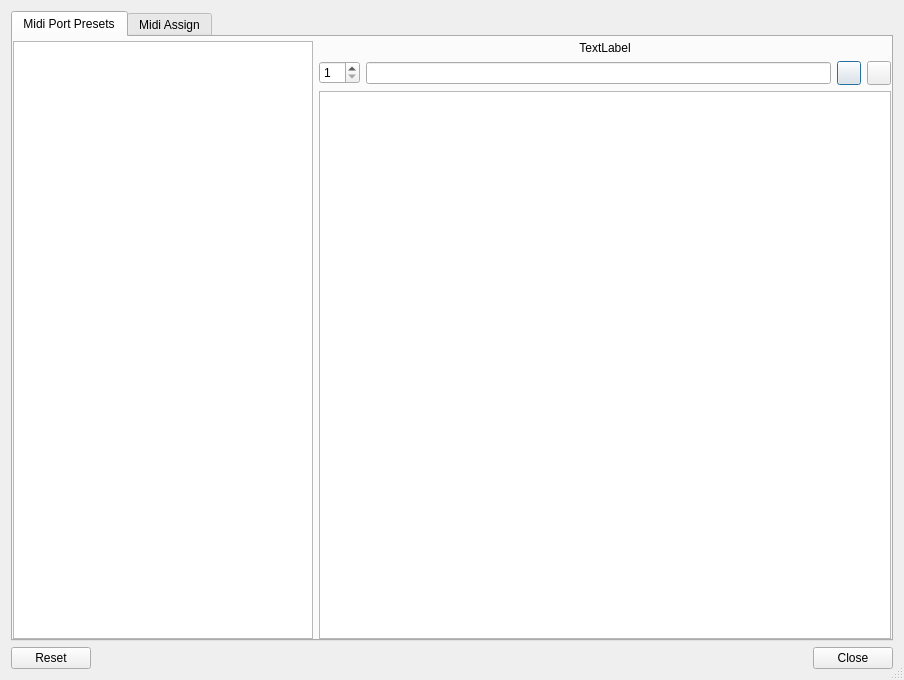
The window that oom/widgets/midiassignbase.ui (ccherrett/oom) describes before a commit, drawn with Qt 5.
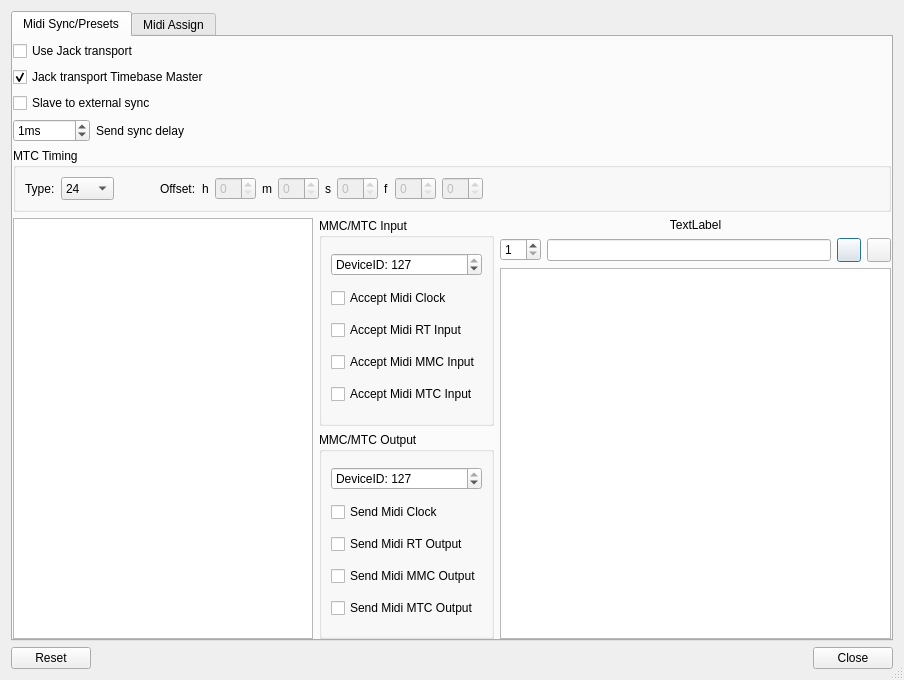
The same window after the commit. The open tabs and pages were chosen to show the change.

Commit message: Moving midi sync data into the midi preset tab, moved hex2string/string2hex to utils.h for global access

```diff
--- a/oom/widgets/midiassignbase.ui
+++ b/oom/widgets/midiassignbase.ui
@@ -24,9 +24,9 @@
      </property>
      <widget class="QWidget" name="midiPortTab">
       <attribute name="title">
-       <string>Midi Port Presets</string>
+       <string>Midi Sync/Presets</string>
       </attribute>
-      <layout class="QHBoxLayout" name="horizontalLayout_4" stretch="1,2">
+      <layout class="QVBoxLayout" name="verticalLayout_8" stretch="1">
        <property name="leftMargin">
         <number>0</number>
        </property>
@@ -37,6 +37,361 @@
         <number>0</number>
        </property>
        <property name="bottomMargin">
+        <number>0</number>
+       </property>
+       <item>
+        <layout class="QVBoxLayout" name="verticalLayout_3">
+         <property name="leftMargin">
+          <number>0</number>
+         </property>
+         <item>
+          <layout class="QHBoxLayout" name="horizontalLayout_6">
+           <property name="topMargin">
+            <number>0</number>
+           </property>
+           <item>
+            <layout class="QVBoxLayout" name="verticalLayout_10">
+             <property name="topMargin">
+              <number>0</number>
+             </property>
+             <item>
+              <widget class="QCheckBox" name="useJackTransportCheckbox">
+               <property name="enabled">
+                <bool>true</bool>
+               </property>
+               <property name="toolTip">
+                <string>Send and receive Jack transport</string>
+               </property>
+               <property name="whatsThis">
+                <string>Send and receive Jack transport information,
+ including stop, start and position.</string>
+               </property>
+               <property name="text">
+                <string>Use Jack transport</string>
+               </property>
+               <property name="checked">
+                <bool>false</bool>
+               </property>
+              </widget>
+             </item>
+             <item>
+              <widget class="QCheckBox" name="jackTransportMasterCheckbox">
+               <property name="enabled">
+                <bool>true</bool>
+               </property>
+               <property name="toolTip">
+                <string>Make OOMidi the Jack transport Timebase Master</string>
+               </property>
+               <property name="whatsThis">
+                <string>Make OOMidi the Jack transport Timebase Master.
+Allows Jack to show time as 
+ OOMidi Bars, Beats, and Ticks. 
+OOMidi will try to become master, but other 
+ Jack clients can also take over later.
+You can always click here again for Master.</string>
+               </property>
+               <property name="text">
+                <string>Jack transport Timebase Master</string>
+               </property>
+               <property name="checked">
+                <bool>true</bool>
+               </property>
+              </widget>
+             </item>
+             <item>
+              <widget class="QCheckBox" name="extSyncCheckbox">
+               <property name="enabled">
+                <bool>true</bool>
+               </property>
+               <property name="toolTip">
+                <string>Control OOMidi timing by external midi clock or MTC sync</string>
+               </property>
+               <property name="whatsThis">
+                <string>When in slave mode, tempo is
+ controlled externally.
+OOMidi can sync to midi clock, or MTC quarter frame sync. 
+Enabled inputs in the list will
+ be in effect (RMC, RMMC, RMTC).</string>
+               </property>
+               <property name="text">
+                <string>Slave to external sync</string>
+               </property>
+               <property name="checked">
+                <bool>false</bool>
+               </property>
+              </widget>
+             </item>
+             <item>
+              <layout class="QHBoxLayout" name="_2">
+               <item>
+                <widget class="QSpinBox" name="syncDelaySpinBox">
+                 <property name="toolTip">
+                  <string>Send start to first clock delay</string>
+                 </property>
+                 <property name="whatsThis">
+                  <string>Allows 'slow sync' devices time
+ to synchronize to OOMidi. This value is the
+ delay from sending start to sending
+ the first clock.</string>
+                 </property>
+                 <property name="suffix">
+                  <string>ms</string>
+                 </property>
+                 <property name="minimum">
+                  <number>0</number>
+                 </property>
+                 <property name="maximum">
+                  <number>60000</number>
+                 </property>
+                 <property name="singleStep">
+                  <number>1</number>
+                 </property>
+                 <property name="value">
+                  <number>1</number>
+                 </property>
+                </widget>
+               </item>
+               <item>
+                <widget class="QLabel" name="syncDelayLabel">
+                 <property name="text">
+                  <string>Send sync delay</string>
+                 </property>
+                 <property name="alignment">
+                  <set>Qt::AlignLeading|Qt::AlignLeft|Qt::AlignVCenter</set>
+                 </property>
+                 <property name="wordWrap">
+                  <bool>false</bool>
+                 </property>
+                </widget>
+               </item>
+               <item>
+                <spacer name="horizontalSpacer">
+                 <property name="orientation">
+                  <enum>Qt::Horizontal</enum>
+                 </property>
+                 <property name="sizeHint" stdset="0">
+                  <size>
+                   <width>40</width>
+                   <height>20</height>
+                  </size>
+                 </property>
+                </spacer>
+               </item>
+              </layout>
+             </item>
+            </layout>
+           </item>
+          </layout>
+         </item>
+         <item>
+          <widget class="QGroupBox" name="groupBox_3">
+           <property name="title">
+            <string>MTC Timing</string>
+           </property>
+           <layout class="QVBoxLayout" name="verticalLayout_11">
+            <item>
+             <layout class="QHBoxLayout" name="_3">
+              <item>
+               <widget class="QLabel" name="textLabel2">
+                <property name="text">
+                 <string>Type:</string>
+                </property>
+                <property name="wordWrap">
+                 <bool>false</bool>
+                </property>
+               </widget>
+              </item>
+              <item>
+               <widget class="QComboBox" name="mtcSyncType">
+                <property name="sizePolicy">
+                 <sizepolicy hsizetype="Minimum" vsizetype="Minimum">
+                  <horstretch>0</horstretch>
+                  <verstretch>0</verstretch>
+                 </sizepolicy>
+                </property>
+                <item>
+                 <property name="text">
+                  <string>24</string>
+                 </property>
+                </item>
+                <item>
+                 <property name="text">
+                  <string>25</string>
+                 </property>
+                </item>
+                <item>
+                 <property name="text">
+                  <string>30D</string>
+                 </property>
+                </item>
+                <item>
+                 <property name="text">
+                  <string>30N</string>
+                 </property>
+                </item>
+               </widget>
+              </item>
+              <item>
+               <spacer name="spacer4">
+                <property name="orientation">
+                 <enum>Qt::Horizontal</enum>
+                </property>
+                <property name="sizeType">
+                 <enum>QSizePolicy::Fixed</enum>
+                </property>
+                <property name="sizeHint" stdset="0">
+                 <size>
+                  <width>40</width>
+                  <height>20</height>
+                 </size>
+                </property>
+               </spacer>
+              </item>
+              <item>
+               <widget class="QLabel" name="textLabel1">
+                <property name="text">
+                 <string>Offset:</string>
+                </property>
+                <property name="wordWrap">
+                 <bool>false</bool>
+                </property>
+               </widget>
+              </item>
+              <item>
+               <widget class="QLabel" name="TextLabel2">
+                <property name="text">
+                 <string>h</string>
+                </property>
+                <property name="wordWrap">
+                 <bool>false</bool>
+                </property>
+               </widget>
+              </item>
+              <item>
+               <widget class="QSpinBox" name="mtcOffH">
+                <property name="enabled">
+                 <bool>false</bool>
+                </property>
+                <property name="toolTip">
+                 <string>hour</string>
+                </property>
+                <property name="maximum">
+                 <number>23</number>
+                </property>
+               </widget>
+              </item>
+              <item>
+               <widget class="QLabel" name="TextLabel3">
+                <property name="text">
+                 <string>m</string>
+                </property>
+                <property name="wordWrap">
+                 <bool>false</bool>
+                </property>
+               </widget>
+              </item>
+              <item>
+               <widget class="QSpinBox" name="mtcOffM">
+                <property name="enabled">
+                 <bool>false</bool>
+                </property>
+                <property name="toolTip">
+                 <string>minute</string>
+                </property>
+                <property name="maximum">
+                 <number>59</number>
+                </property>
+               </widget>
+              </item>
+              <item>
+               <widget class="QLabel" name="TextLabel4">
+                <property name="text">
+                 <string>s</string>
+                </property>
+                <property name="wordWrap">
+                 <bool>false</bool>
+                </property>
+               </widget>
+              </item>
+              <item>
+               <widget class="QSpinBox" name="mtcOffS">
+                <property name="enabled">
+                 <bool>false</bool>
+                </property>
+                <property name="toolTip">
+                 <string>second</string>
+                </property>
+                <property name="maximum">
+                 <number>59</number>
+                </property>
+               </widget>
+              </item>
+              <item>
+               <widget class="QLabel" name="TextLabel5">
+                <property name="text">
+                 <string>f</string>
+                </property>
+                <property name="wordWrap">
+                 <bool>false</bool>
+                </property>
+               </widget>
+              </item>
+              <item>
+               <widget class="QSpinBox" name="mtcOffF">
+                <property name="enabled">
+                 <bool>false</bool>
+                </property>
+                <property name="toolTip">
+                 <string>frame</string>
+                </property>
+                <property name="maximum">
+                 <number>30</number>
+                </property>
+               </widget>
+              </item>
+              <item>
+               <widget class="QSpinBox" name="mtcOffSf">
+                <property name="enabled">
+                 <bool>false</bool>
+                </property>
+                <property name="sizePolicy">
+                 <sizepolicy hsizetype="Preferred" vsizetype="Fixed">
+                  <horstretch>0</horstretch>
+                  <verstretch>0</verstretch>
+                 </sizepolicy>
+                </property>
+                <property name="toolTip">
+                 <string>subframe</string>
+                </property>
+               </widget>
+              </item>
+              <item>
+               <spacer name="Spacer1_2">
+                <property name="orientation">
+                 <enum>Qt::Horizontal</enum>
+                </property>
+                <property name="sizeType">
+                 <enum>QSizePolicy::Expanding</enum>
+                </property>
+                <property name="sizeHint" stdset="0">
+                 <size>
+                  <width>20</width>
+                  <height>20</height>
+                 </size>
+                </property>
+               </spacer>
+              </item>
+             </layout>
+            </item>
+           </layout>
+          </widget>
+         </item>
+         <item>
+          <layout class="QHBoxLayout" name="horizontalLayout_4" stretch="1,0,2">
+           <property name="leftMargin">
+            <number>0</number>
+           </property>
+           <property name="topMargin">
         <number>0</number>
        </property>
        <item>
@@ -68,8 +423,115 @@
         </widget>
        </item>
        <item>
-        <layout class="QVBoxLayout" name="verticalLayout_3">
+            <layout class="QVBoxLayout" name="verticalLayout_5">
          <property name="leftMargin">
+              <number>0</number>
+             </property>
+             <item>
+              <widget class="QGroupBox" name="groupBox">
+               <property name="title">
+                <string>MMC/MTC Input</string>
+               </property>
+               <layout class="QVBoxLayout" name="verticalLayout_6">
+                <item>
+                 <widget class="QSpinBox" name="m_imididevid">
+                  <property name="prefix">
+                   <string>DeviceID: </string>
+                  </property>
+                  <property name="maximum">
+                   <number>127</number>
+                  </property>
+                  <property name="value">
+                   <number>127</number>
+                  </property>
+                 </widget>
+                </item>
+                <item>
+                 <widget class="QCheckBox" name="m_imidiclock">
+                  <property name="text">
+                   <string>Accept Midi Clock</string>
+                  </property>
+                 </widget>
+                </item>
+                <item>
+                 <widget class="QCheckBox" name="m_imidirtinput">
+                  <property name="text">
+                   <string>Accept Midi RT Input</string>
+                  </property>
+                 </widget>
+                </item>
+                <item>
+                 <widget class="QCheckBox" name="m_imidimmc">
+                  <property name="text">
+                   <string>Accept Midi MMC Input</string>
+                  </property>
+                 </widget>
+                </item>
+                <item>
+                 <widget class="QCheckBox" name="m_imidimtc">
+                  <property name="text">
+                   <string>Accept Midi MTC Input</string>
+                  </property>
+                 </widget>
+                </item>
+               </layout>
+              </widget>
+             </item>
+             <item>
+              <widget class="QGroupBox" name="groupBox_2">
+               <property name="title">
+                <string>MMC/MTC Output</string>
+               </property>
+               <layout class="QVBoxLayout" name="verticalLayout_7">
+                <item>
+                 <widget class="QSpinBox" name="m_omididevid">
+                  <property name="prefix">
+                   <string>DeviceID: </string>
+                  </property>
+                  <property name="maximum">
+                   <number>127</number>
+                  </property>
+                  <property name="value">
+                   <number>127</number>
+                  </property>
+                 </widget>
+                </item>
+                <item>
+                 <widget class="QCheckBox" name="m_omidiclock">
+                  <property name="text">
+                   <string>Send Midi Clock</string>
+                  </property>
+                 </widget>
+                </item>
+                <item>
+                 <widget class="QCheckBox" name="m_omidirtoutput">
+                  <property name="text">
+                   <string>Send Midi RT Output</string>
+                  </property>
+                 </widget>
+                </item>
+                <item>
+                 <widget class="QCheckBox" name="m_omidimmc">
+                  <property name="text">
+                   <string>Send Midi MMC Output</string>
+                  </property>
+                 </widget>
+                </item>
+                <item>
+                 <widget class="QCheckBox" name="m_omidimtc">
+                  <property name="text">
+                   <string>Send Midi MTC Output</string>
+                  </property>
+                 </widget>
+                </item>
+               </layout>
+              </widget>
+             </item>
+            </layout>
+           </item>
+           <item>
+            <layout class="QVBoxLayout" name="verticalLayout_9">
+             <property name="rightMargin">
           <number>0</number>
          </property>
          <item>
@@ -168,6 +630,10 @@
         </layout>
        </item>
       </layout>
+         </item>
+        </layout>
+       </item>
+      </layout>
      </widget>
      <widget class="QWidget" name="midiAssignTab">
       <attribute name="title">
```
Left out of the diff: 13 changed lines with no effect on the pictures. Lines whose indentation alone changed are shown as unchanged. The commit also changes 8 other files.
